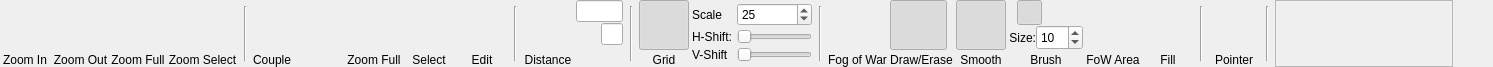
Qt form DMHelper/src/ribbontabmap.ui (MMetze/DMHelper) before a commit.
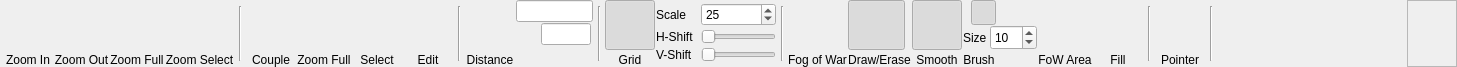
The same form after that commit. Icons and pictures are not drawn. Custom widgets are drawn as their Qt base class.

The edit to the form file:
```diff
--- a/DMHelper/src/ribbontabmap.ui
+++ b/DMHelper/src/ribbontabmap.ui
@@ -6,7 +6,7 @@
    <rect>
     <x>0</x>
     <y>0</y>
-    <width>1493</width>
+    <width>1457</width>
     <height>67</height>
    </rect>
   </property>
@@ -30,10 +30,10 @@
   </property>
   <layout class="QHBoxLayout" name="horizontalLayout_3">
    <property name="spacing">
-    <number>3</number>
+    <number>1</number>
    </property>
    <property name="leftMargin">
-    <number>0</number>
+    <number>3</number>
    </property>
    <property name="topMargin">
     <number>0</number>
@@ -281,15 +281,10 @@
     </widget>
    </item>
    <item>
-    <widget class="QLabel" name="label_11">
-     <property name="text">
-      <string>Couple</string>
+    <layout class="QVBoxLayout" name="verticalLayout">
+     <property name="spacing">
+      <number>0</number>
      </property>
-     <property name="alignment">
-      <set>Qt::AlignBottom|Qt::AlignHCenter</set>
-     </property>
-    </widget>
-   </item>
    <item>
     <widget class="QPushButton" name="btnCameraCouple">
      <property name="minimumSize">
@@ -329,6 +324,18 @@
     </widget>
    </item>
    <item>
+      <widget class="QLabel" name="lblCameraCouple">
+       <property name="text">
+        <string>Couple</string>
+       </property>
+       <property name="alignment">
+        <set>Qt::AlignBottom|Qt::AlignHCenter</set>
+       </property>
+      </widget>
+     </item>
+    </layout>
+   </item>
+   <item>
     <layout class="QVBoxLayout" name="verticalLayout_3">
      <property name="spacing">
       <number>0</number>
@@ -562,7 +569,10 @@
       </widget>
      </item>
      <item>
-      <widget class="QLabel" name="label_15">
+      <widget class="QLabel" name="lblDistance">
+       <property name="lineWidth">
+        <number>0</number>
+       </property>
        <property name="text">
         <string>Distance</string>
        </property>
@@ -589,7 +599,7 @@
           <bool>true</bool>
          </property>
          <property name="sizePolicy">
-          <sizepolicy hsizetype="Preferred" vsizetype="Fixed">
+          <sizepolicy hsizetype="Fixed" vsizetype="Fixed">
            <horstretch>0</horstretch>
            <verstretch>0</verstretch>
           </sizepolicy>
@@ -681,7 +691,7 @@
          <item>
           <widget class="QLineEdit" name="edtHeightDiff">
            <property name="sizePolicy">
-            <sizepolicy hsizetype="Preferred" vsizetype="Fixed">
+            <sizepolicy hsizetype="Fixed" vsizetype="Fixed">
              <horstretch>0</horstretch>
              <verstretch>0</verstretch>
             </sizepolicy>
@@ -702,7 +712,13 @@
       </layout>
      </item>
      <item>
-      <widget class="QLabel" name="label_16">
+      <widget class="QLabel" name="lblDistance2">
+       <property name="sizePolicy">
+        <sizepolicy hsizetype="Fixed" vsizetype="Preferred">
+         <horstretch>0</horstretch>
+         <verstretch>0</verstretch>
+        </sizepolicy>
+       </property>
        <property name="maximumSize">
         <size>
          <width>77</width>
@@ -830,6 +846,12 @@
        </item>
        <item>
         <widget class="QSpinBox" name="spinGridScale">
+         <property name="sizePolicy">
+          <sizepolicy hsizetype="Fixed" vsizetype="Fixed">
+           <horstretch>0</horstretch>
+           <verstretch>0</verstretch>
+          </sizepolicy>
+         </property>
          <property name="minimumSize">
           <size>
            <width>75</width>
@@ -881,7 +903,7 @@
           <string/>
          </property>
          <property name="text">
-          <string>H-Shift:</string>
+          <string>H-Shift</string>
          </property>
         </widget>
        </item>
@@ -1198,6 +1220,22 @@
        <property name="spacing">
         <number>0</number>
        </property>
+       <item>
+        <spacer name="horizontalSpacer_2">
+         <property name="orientation">
+          <enum>Qt::Horizontal</enum>
+         </property>
+         <property name="sizeType">
+          <enum>QSizePolicy::Preferred</enum>
+         </property>
+         <property name="sizeHint" stdset="0">
+          <size>
+           <width>2</width>
+           <height>20</height>
+          </size>
+         </property>
+        </spacer>
+       </item>
        <item>
         <widget class="QPushButton" name="btnBrushCircle">
          <property name="sizePolicy">
@@ -1295,14 +1333,33 @@
          </attribute>
         </widget>
        </item>
+       <item>
+        <spacer name="horizontalSpacer_3">
+         <property name="orientation">
+          <enum>Qt::Horizontal</enum>
+         </property>
+         <property name="sizeType">
+          <enum>QSizePolicy::Preferred</enum>
+         </property>
+         <property name="sizeHint" stdset="0">
+          <size>
+           <width>2</width>
+           <height>20</height>
+          </size>
+         </property>
+        </spacer>
+       </item>
       </layout>
      </item>
      <item>
       <layout class="QHBoxLayout" name="horizontalLayout_6">
+       <property name="spacing">
+        <number>0</number>
+       </property>
        <item>
         <widget class="QLabel" name="label_6">
          <property name="sizePolicy">
-          <sizepolicy hsizetype="Minimum" vsizetype="Preferred">
+          <sizepolicy hsizetype="Fixed" vsizetype="Preferred">
            <horstretch>0</horstretch>
            <verstretch>0</verstretch>
           </sizepolicy>
@@ -1320,10 +1377,10 @@
           </size>
          </property>
          <property name="text">
-          <string>Size:</string>
+          <string>Size </string>
          </property>
          <property name="alignment">
-          <set>Qt::AlignRight|Qt::AlignTrailing|Qt::AlignVCenter</set>
+          <set>Qt::AlignLeading|Qt::AlignLeft|Qt::AlignVCenter</set>
          </property>
         </widget>
        </item>
@@ -1364,7 +1421,13 @@
       </layout>
      </item>
      <item>
-      <widget class="QLabel" name="label_20">
+      <widget class="QLabel" name="lblBrush">
+       <property name="sizePolicy">
+        <sizepolicy hsizetype="Fixed" vsizetype="Preferred">
+         <horstretch>0</horstretch>
+         <verstretch>0</verstretch>
+        </sizepolicy>
+       </property>
        <property name="text">
         <string>Brush</string>
        </property>
@@ -1585,17 +1648,27 @@
     </widget>
    </item>
    <item>
-    <widget class="PublishButtonRibbon" name="publishFrame">
-     <property name="minimumSize">
+    <spacer name="horizontalSpacer">
+     <property name="orientation">
+      <enum>Qt::Horizontal</enum>
+     </property>
+     <property name="sizeType">
+      <enum>QSizePolicy::MinimumExpanding</enum>
+     </property>
+     <property name="sizeHint" stdset="0">
       <size>
-       <width>178</width>
-       <height>67</height>
+       <width>0</width>
+       <height>20</height>
       </size>
      </property>
-     <property name="maximumSize">
+    </spacer>
+   </item>
+   <item>
+    <widget class="PublishButtonRibbon" name="framePublish">
+     <property name="minimumSize">
       <size>
-       <width>178</width>
-       <height>67</height>
+       <width>50</width>
+       <height>0</height>
       </size>
      </property>
      <property name="frameShape">
@@ -1606,19 +1679,6 @@
      </property>
     </widget>
    </item>
-   <item>
-    <spacer name="horizontalSpacer">
-     <property name="orientation">
-      <enum>Qt::Horizontal</enum>
-     </property>
-     <property name="sizeHint" stdset="0">
-      <size>
-       <width>69</width>
-       <height>20</height>
-      </size>
-     </property>
-    </spacer>
-   </item>
   </layout>
  </widget>
  <customwidgets>
```
Left out of the diff: 34 changed lines with no effect on the pictures. Lines whose indentation alone changed are shown as unchanged.
